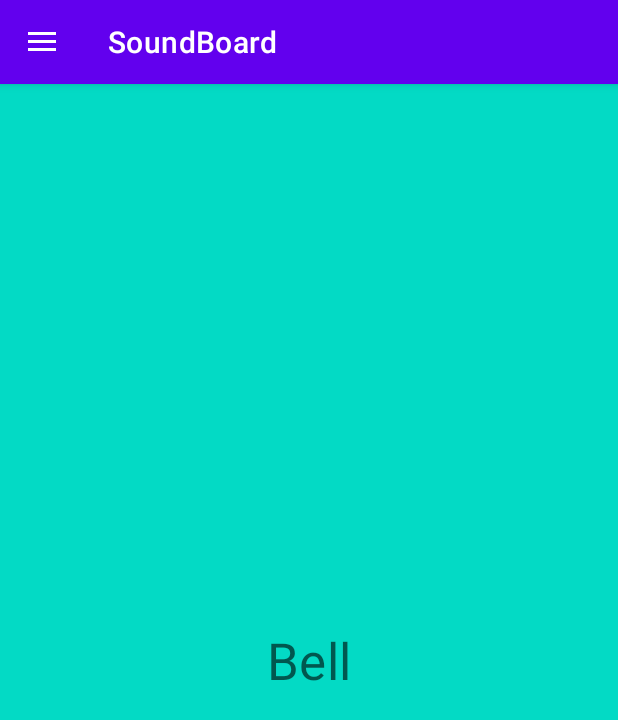
After one commit to EFernandez19/SoundBoard, an Android app: the fragment BellFragment placed in its activity, on a phone screen of 412 x 824 dp. The commit adds this screen. Shown: the top 720 px of the screen. Run offline under Robolectric (Android 15) with nearby library versions, the phone set to English and light mode, and no system bars.

Commit message:
Implemented fragment swapping

```diff
--- /dev/null
+++ b/app/src/main/java/com/example/soundboard/BellFragment.kt
@@ -0,0 +1,17 @@
+package com.example.soundboard
+
+import android.os.Bundle
+import android.view.LayoutInflater
+import android.view.View
+import android.view.ViewGroup
+import androidx.fragment.app.Fragment
+
+class BellFragment : Fragment() {
+    override fun onCreateView(
+        inflater: LayoutInflater,
+        container: ViewGroup?,
+        savedInstanceState: Bundle?
+    ): View? {
+        return inflater.inflate(R.layout.fragment_bell, container, false)
+    }
+}
--- /dev/null
+++ b/app/src/main/java/com/example/soundboard/DefaultSoundsFragment.kt
@@ -0,0 +1,23 @@
+package com.example.soundboard
+
+import android.content.Context
+import android.media.AudioAttributes
+import android.media.SoundPool
+import android.os.Bundle
+import android.view.LayoutInflater
+import android.view.View
+import android.view.ViewGroup
+import android.widget.Toast
+import androidx.fragment.app.Fragment
+import com.example.soundboard.databinding.ActivityMainBinding
+import com.example.soundboard.databinding.DefaultSoundsLayoutBinding
+
+class DefaultSoundsFragment : Fragment() {
+    override fun onCreateView(
+        inflater: LayoutInflater,
+        container: ViewGroup?,
+        savedInstanceState: Bundle?
+    ): View? {
+         return inflater.inflate(R.layout.default_sounds_layout, container, false)
+    }
+}
--- a/app/src/main/java/com/example/soundboard/MainActivity.kt
+++ b/app/src/main/java/com/example/soundboard/MainActivity.kt
@@ -1,15 +1,16 @@
 package com.example.soundboard
 
-import android.media.AudioAttributes
 import android.media.SoundPool
 import android.os.Bundle
+import android.view.MenuItem
 import androidx.appcompat.app.ActionBarDrawerToggle
 import androidx.appcompat.app.AppCompatActivity
 import androidx.core.view.GravityCompat
 import androidx.drawerlayout.widget.DrawerLayout
 import com.example.soundboard.databinding.ActivityMainBinding
+import com.google.android.material.navigation.NavigationView
 
-class MainActivity : AppCompatActivity() {
+class MainActivity : AppCompatActivity(), NavigationView.OnNavigationItemSelectedListener{
     private lateinit var binding: ActivityMainBinding
     private var soundpool: SoundPool? = null
     private var sound1 = 0
@@ -22,10 +23,12 @@ class MainActivity : AppCompatActivity() {
         binding = ActivityMainBinding.inflate(layoutInflater)
         setContentView(binding.root)
 
+        //create drawer
+        drawer = binding.drawerLayout
+
+        //Create toolbar
         val toolbar = binding.toolbar
         setSupportActionBar(toolbar)
-
-        drawer = binding.drawerLayout
 
         val toggle = ActionBarDrawerToggle(
             this, drawer, toolbar,
@@ -36,10 +39,18 @@ class MainActivity : AppCompatActivity() {
         toggle.syncState()
 
 
+        //create navigation view
+        val navigationView : NavigationView = binding.navView
+        navigationView.setNavigationItemSelectedListener(this)
+
+
+/*
+        //Buttons
         binding.incLayout.buttonSound1.setOnClickListener{buttonPressed(binding.incLayout.buttonSound1.id)}
         binding.incLayout.buttonSound2.setOnClickListener{buttonPressed(binding.incLayout.buttonSound2.id)}
         binding.incLayout.buttonSound3.setOnClickListener{buttonPressed(binding.incLayout.buttonSound3.id)}
 
+        //audio
         val audioattributes = AudioAttributes.Builder().setUsage(AudioAttributes.USAGE_ASSISTANCE_SONIFICATION)
             .setContentType(AudioAttributes.CONTENT_TYPE_SONIFICATION)
             .build()
@@ -48,7 +59,10 @@ class MainActivity : AppCompatActivity() {
         sound1 = soundpool?.load(this, R.raw.bellsound, 1) ?:0
         sound2 = soundpool?.load(this, R.raw.applausesound, 1) ?:0
         sound3 = soundpool?.load(this, R.raw.airhornsound, 1) ?:0
-
+*/
+        //set default fragment
+        supportFragmentManager.beginTransaction().replace(R.id.fragment_container, DefaultSoundsFragment()).commit()
+        navigationView.setCheckedItem(R.id.nav_applause)
     }
 
     override fun onBackPressed() {
@@ -72,4 +86,15 @@ class MainActivity : AppCompatActivity() {
         super.onDestroy()
         soundpool = null
     }
+
+    override fun onNavigationItemSelected(item: MenuItem): Boolean {
+        //determine what fragment is shown
+        when(item.getItemId()){
+            R.id.nav_bell -> supportFragmentManager.beginTransaction().replace(R.id.fragment_container, BellFragment()).commit()
+            R.id.nav_applause -> supportFragmentManager.beginTransaction().replace(R.id.fragment_container, DefaultSoundsFragment()).commit()
+        }
+
+        drawer.closeDrawer(GravityCompat.START)
+        return true
+    }
 }
--- a/app/src/main/res/layout/activity_main.xml
+++ b/app/src/main/res/layout/activity_main.xml
@@ -7,7 +7,7 @@
     android:layout_height="match_parent"
     android:fitsSystemWindows="true"
     tools:context=".MainActivity"
-    tools:openDrawer="">
+    tools:openDrawer="start">
 
     <LinearLayout
         android:id="@+id/linear_layout"
@@ -24,17 +24,19 @@
             android:theme="@style/ThemeOverlay.AppCompat.Dark.ActionBar"
             app:popupTheme="@style/ThemeOverlay.AppCompat.Light" />
 
+        <!--
         <include
             android:id="@+id/inc_layout"
             layout="@layout/default_sounds_layout"
             android:layout_width="match_parent"
             android:layout_height="match_parent" />
-        <!--
-                <FrameLayout
-                    android:id="@+id/fragment_container"
-                    android:layout_width="match_parent"
-                    android:layout_height="match_parent" />
-        -->
+            -->
+
+        <FrameLayout
+            android:id="@+id/fragment_container"
+            android:layout_width="match_parent"
+            android:layout_height="match_parent" />
+
     </LinearLayout>
 
     <com.google.android.material.navigation.NavigationView
--- /dev/null
+++ b/app/src/main/res/layout/fragment_bell.xml
@@ -0,0 +1,18 @@
+<?xml version="1.0" encoding="utf-8"?>
+<androidx.constraintlayout.widget.ConstraintLayout xmlns:android="http://schemas.android.com/apk/res/android"
+    android:layout_width="match_parent"
+    android:layout_height="match_parent"
+    xmlns:app="http://schemas.android.com/apk/res-auto"
+    android:background="@color/teal_200">
+
+    <TextView
+        android:layout_width="wrap_content"
+        android:layout_height="wrap_content"
+        app:layout_constraintTop_toTopOf="parent"
+        app:layout_constraintBottom_toBottomOf="parent"
+        app:layout_constraintStart_toStartOf="parent"
+        app:layout_constraintEnd_toEndOf="parent"
+        android:text="@string/bell"
+        style="@style/Widget.SoundBoard.TextView"/>
+
+</androidx.constraintlayout.widget.ConstraintLayout>
```
